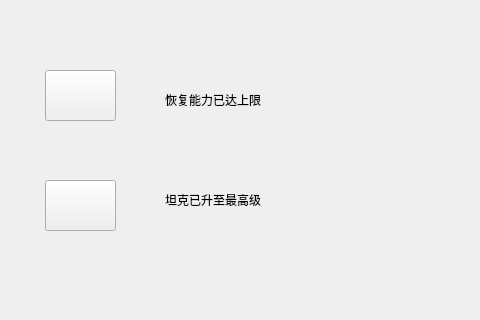
Before: the Qt Designer form TankGame/tank_budget.ui in anlowee/TankGame, drawn with Qt 5; both pictures show x 255 to 735 and y 0 to 320 of the 1050 by 633 pixel window.
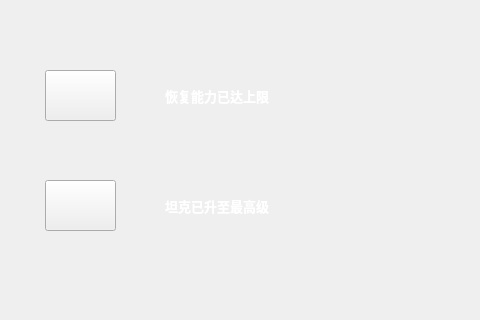
After: the same form once the commit is applied. Icons and pictures are not drawn.

Diff of the .ui file:
```diff
--- a/TankGame/tank_budget.ui
+++ b/TankGame/tank_budget.ui
@@ -95,11 +95,60 @@
    <property name="geometry">
     <rect>
      <x>420</x>
-     <y>84</y>
-     <width>131</width>
-     <height>31</height>
+     <y>70</y>
+     <width>151</width>
+     <height>51</height>
     </rect>
    </property>
+   <property name="palette">
+    <palette>
+     <active>
+      <colorrole role="WindowText">
+       <brush brushstyle="SolidPattern">
+        <color alpha="255">
+         <red>255</red>
+         <green>255</green>
+         <blue>255</blue>
+        </color>
+       </brush>
+      </colorrole>
+     </active>
+     <inactive>
+      <colorrole role="WindowText">
+       <brush brushstyle="SolidPattern">
+        <color alpha="255">
+         <red>255</red>
+         <green>255</green>
+         <blue>255</blue>
+        </color>
+       </brush>
+      </colorrole>
+     </inactive>
+     <disabled>
+      <colorrole role="WindowText">
+       <brush brushstyle="SolidPattern">
+        <color alpha="255">
+         <red>120</red>
+         <green>120</green>
+         <blue>120</blue>
+        </color>
+       </brush>
+      </colorrole>
+     </disabled>
+    </palette>
+   </property>
+   <property name="font">
+    <font>
+     <family>Microsoft YaHei UI</family>
+     <pointsize>10</pointsize>
+     <weight>75</weight>
+     <bold>true</bold>
+    </font>
+   </property>
+   <property name="styleSheet">
+    <string notr="true">border-image: url(:/sample/photo/label_bg.png);
+border-image: url(:/sample/photo/label_bg .png);</string>
+   </property>
    <property name="text">
     <string>恢复能力已达上限</string>
    </property>
@@ -124,11 +173,60 @@
    <property name="geometry">
     <rect>
      <x>420</x>
-     <y>190</y>
-     <width>121</width>
-     <height>20</height>
+     <y>180</y>
+     <width>151</width>
+     <height>51</height>
     </rect>
    </property>
+   <property name="palette">
+    <palette>
+     <active>
+      <colorrole role="WindowText">
+       <brush brushstyle="SolidPattern">
+        <color alpha="255">
+         <red>255</red>
+         <green>255</green>
+         <blue>255</blue>
+        </color>
+       </brush>
+      </colorrole>
+     </active>
+     <inactive>
+      <colorrole role="WindowText">
+       <brush brushstyle="SolidPattern">
+        <color alpha="255">
+         <red>255</red>
+         <green>255</green>
+         <blue>255</blue>
+        </color>
+       </brush>
+      </colorrole>
+     </inactive>
+     <disabled>
+      <colorrole role="WindowText">
+       <brush brushstyle="SolidPattern">
+        <color alpha="255">
+         <red>120</red>
+         <green>120</green>
+         <blue>120</blue>
+        </color>
+       </brush>
+      </colorrole>
+     </disabled>
+    </palette>
+   </property>
+   <property name="font">
+    <font>
+     <family>微软雅黑</family>
+     <pointsize>10</pointsize>
+     <weight>75</weight>
+     <bold>true</bold>
+    </font>
+   </property>
+   <property name="styleSheet">
+    <string notr="true">border-image: url(:/sample/photo/label_bg.png);
+border-image: url(:/sample/photo/label_bg .png);</string>
+   </property>
    <property name="text">
     <string>坦克已升至最高级</string>
    </property>
```
Left out of the diff: 3 changed lines with no effect on the pictures.
